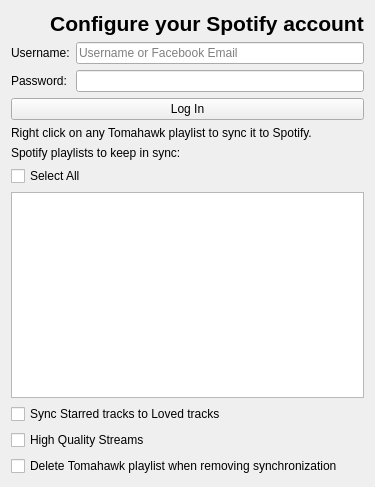
tomahawk-player/tomahawk, file src/libtomahawk/accounts/spotify/SpotifyAccountConfig.ui: the form before one commit.
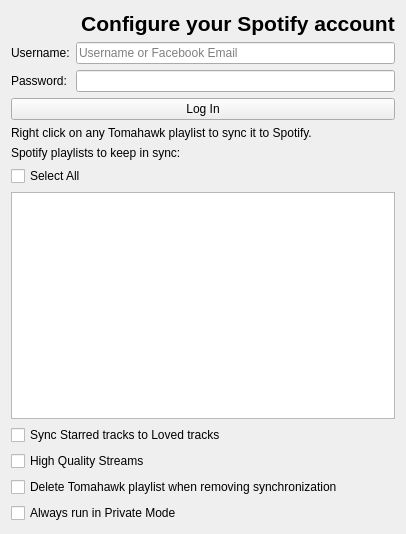
The form after the commit. Icons and pictures are not drawn.

Commit message: TWK-1389: Utilize private sessions, if private

What changed in the file:
```diff
--- a/src/libtomahawk/accounts/spotify/SpotifyAccountConfig.ui
+++ b/src/libtomahawk/accounts/spotify/SpotifyAccountConfig.ui
@@ -6,8 +6,8 @@
    <rect>
     <x>0</x>
     <y>0</y>
-    <width>375</width>
-    <height>487</height>
+    <width>406</width>
+    <height>534</height>
    </rect>
   </property>
   <property name="sizePolicy">
@@ -178,6 +178,16 @@
      </property>
     </widget>
    </item>
+   <item>
+    <widget class="QCheckBox" name="persitentPrivacy">
+     <property name="toolTip">
+      <string>Use this to force Spotify to never announce listening data to Social Networks</string>
+     </property>
+     <property name="text">
+      <string>Always run in Private Mode</string>
+     </property>
+    </widget>
+   </item>
   </layout>
  </widget>
  <resources>
```
Left out of the diff: 4 changed lines with no effect on the pictures. The commit also changes 4 other files.
